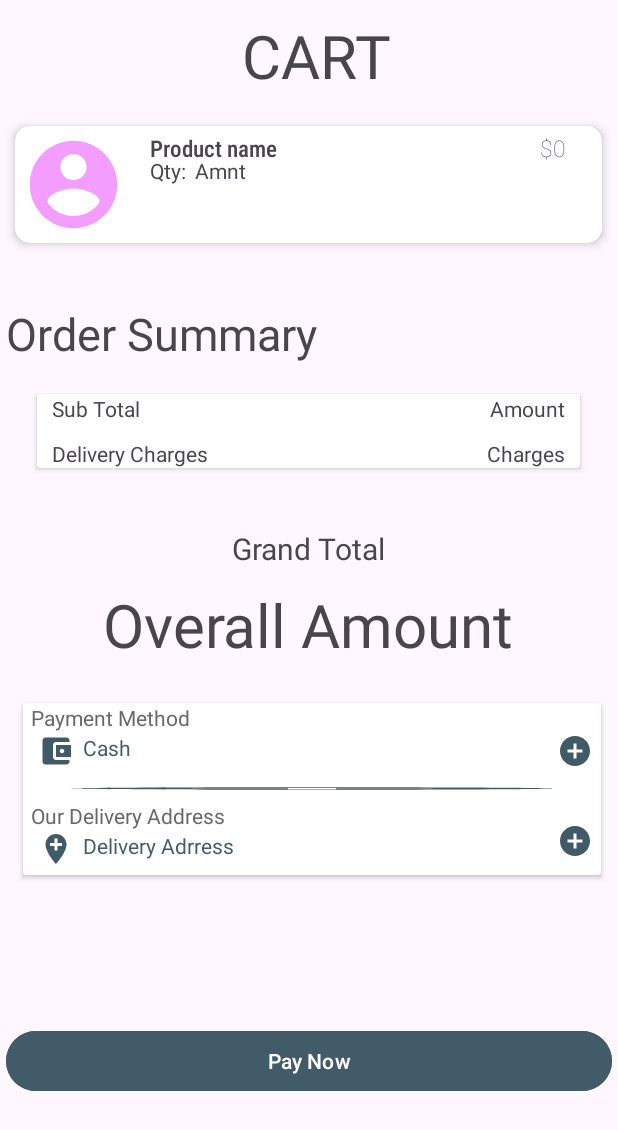
After one commit to ashleyhi0-0/javapos, an Android app: the layout oder_cardview.xml on its own in the app's theme, with its tools: preview values and no code run, on a phone screen of 412 x 824 dp. The commit adds this screen. Shown: the top 1130 px of the screen. Run offline under Robolectric (Android 15) with nearby library versions, the phone set to English and light mode, and no system bars.

Commit message:
Product Model

```diff
--- /dev/null
+++ b/app/src/main/res/drawable/add.xml
@@ -0,0 +1,5 @@
+<vector xmlns:android="http://schemas.android.com/apk/res/android" android:height="24dp" android:tint="#405B67" android:viewportHeight="24" android:viewportWidth="24" android:width="24dp">
+
+    <path android:fillColor="@android:color/white" android:pathData="M12,2C6.48,2 2,6.48 2,12s4.48,10 10,10 10,-4.48 10,-10S17.52,2 12,2zM17,13h-4v4h-2v-4L7,13v-2h4L11,7h2v4h4v2z"/>
+
+</vector>
--- /dev/null
+++ b/app/src/main/res/drawable/baseline_3p_24.xml
@@ -0,0 +1,5 @@
+<vector xmlns:android="http://schemas.android.com/apk/res/android" android:height="24dp" android:tint="#FF5454" android:viewportHeight="24" android:viewportWidth="24" android:width="24dp">
+
+    <path android:fillColor="@android:color/white" android:pathData="M20,2H4.01c-1.1,0 -2,0.9 -2,2L2,22l4,-4h14c1.1,0 2,-0.9 2,-2V4C22,2.9 21.1,2 20,2zM12,6c1.1,0 2,0.9 2,2s-0.9,2 -2,2s-2,-0.9 -2,-2S10.9,6 12,6zM16,14H8v-0.57c0,-0.81 0.48,-1.53 1.22,-1.85C10.07,11.21 11.01,11 12,11c0.99,0 1.93,0.21 2.78,0.58C15.52,11.9 16,12.62 16,13.43V14z"/>
+
+</vector>
--- /dev/null
+++ b/app/src/main/res/drawable/location.xml
@@ -0,0 +1,5 @@
+<vector xmlns:android="http://schemas.android.com/apk/res/android" android:height="24dp" android:tint="#405B67" android:viewportHeight="24" android:viewportWidth="24" android:width="24dp">
+
+    <path android:fillColor="@android:color/white" android:pathData="M12,2C8.14,2 5,5.14 5,9c0,5.25 7,13 7,13s7,-7.75 7,-13c0,-3.86 -3.14,-7 -7,-7zM16,10h-3v3h-2v-3L8,10L8,8h3L11,5h2v3h3v2z"/>
+
+</vector>
--- /dev/null
+++ b/app/src/main/res/drawable/wallet.xml
@@ -0,0 +1,5 @@
+<vector xmlns:android="http://schemas.android.com/apk/res/android" android:height="24dp" android:tint="#405B67" android:viewportHeight="24" android:viewportWidth="24" android:width="24dp">
+
+    <path android:fillColor="@android:color/white" android:pathData="M21,18v1c0,1.1 -0.9,2 -2,2L5,21c-1.11,0 -2,-0.9 -2,-2L3,5c0,-1.1 0.89,-2 2,-2h14c1.1,0 2,0.9 2,2v1h-9c-1.11,0 -2,0.9 -2,2v8c0,1.1 0.89,2 2,2h9zM12,16h10L22,8L12,8v8zM16,13.5c-0.83,0 -1.5,-0.67 -1.5,-1.5s0.67,-1.5 1.5,-1.5 1.5,0.67 1.5,1.5 -0.67,1.5 -1.5,1.5z"/>
+
+</vector>
--- a/app/src/main/res/layout/addtocart_cardview.xml
+++ b/app/src/main/res/layout/addtocart_cardview.xml
@@ -32,14 +32,6 @@
             android:textColor="#49454F"
             android:textSize="25dp" />
 
-        <Button
-            android:id="@+id/back_btn"
-            android:layout_width="wrap_content"
-            android:layout_height="wrap_content"
-            android:layout_marginLeft="10dp"
-            android:layout_marginTop="10dp"
-            android:text="Back" />
-
         <TextView
             android:id="@+id/description"
             android:layout_width="wrap_content"
@@ -73,30 +65,18 @@
         app:layout_constraintHorizontal_bias="0.053"
         app:layout_constraintStart_toStartOf="parent" />
 
-    <TextView
-        android:id="@+id/product_quantity"
-        android:layout_width="150dp"
-        android:layout_height="24dp"
-        android:text="Product Quantity"
-        android:textSize="20dp"
-        app:layout_constraintBottom_toBottomOf="parent"
-        app:layout_constraintEnd_toEndOf="parent"
-        app:layout_constraintHorizontal_bias="0.352"
-        app:layout_constraintStart_toStartOf="parent"
-        app:layout_constraintTop_toTopOf="parent"
-        app:layout_constraintVertical_bias="0.83" />
 
     <TextView
         android:id="@+id/product_price"
         android:layout_width="144dp"
         android:layout_height="25dp"
-        android:layout_marginStart="92dp"
+        android:layout_marginStart="88dp"
         android:text="Product Price"
         android:textSize="20dp"
         app:layout_constraintBottom_toBottomOf="parent"
         app:layout_constraintStart_toStartOf="parent"
         app:layout_constraintTop_toTopOf="parent"
-        app:layout_constraintVertical_bias="0.797" />
+        app:layout_constraintVertical_bias="0.821" />
 
     <TextView
         android:id="@+id/price"
@@ -109,20 +89,7 @@
         app:layout_constraintHorizontal_bias="0.0"
         app:layout_constraintStart_toStartOf="@+id/product_brand"
         app:layout_constraintTop_toBottomOf="@+id/product_brand"
-        app:layout_constraintVertical_bias="0.0" />
-
-    <TextView
-        android:id="@+id/quantity"
-        android:layout_width="84dp"
-        android:layout_height="24dp"
-        android:text="Quantity:"
-        android:textSize="20dp"
-        app:layout_constraintBottom_toBottomOf="parent"
-        app:layout_constraintEnd_toEndOf="parent"
-        app:layout_constraintHorizontal_bias="0.015"
-        app:layout_constraintStart_toStartOf="parent"
-        app:layout_constraintTop_toTopOf="parent"
-        app:layout_constraintVertical_bias="0.83" />
+        app:layout_constraintVertical_bias="0.207" />
 
     <Button
         android:id="@+id/add2cart_btn"
--- /dev/null
+++ b/app/src/main/res/layout/oder_cardview.xml
@@ -0,0 +1,243 @@
+<?xml version="1.0" encoding="utf-8"?>
+<LinearLayout xmlns:android="http://schemas.android.com/apk/res/android"
+    android:layout_width="match_parent"
+    android:layout_height="match_parent"
+    xmlns:app="http://schemas.android.com/apk/res-auto"
+    android:orientation="vertical">
+
+
+    <TextView
+        android:layout_width="wrap_content"
+        android:layout_height="wrap_content"
+        android:text="CART"
+        android:layout_gravity="center"
+        android:padding="10dp"
+        android:textSize="40dp"
+        android:layout_marginLeft="5dp"/>
+
+
+    <androidx.cardview.widget.CardView
+        android:layout_width="391dp"
+        android:layout_height="wrap_content"
+        android:layout_marginLeft="10dp"
+        android:layout_marginTop="10dp"
+        app:cardCornerRadius="10dp"
+        app:cardElevation="4dp">
+
+        <ImageView
+            android:id="@+id/image_order"
+            android:layout_width="70dp"
+            android:layout_height="70dp"
+            android:layout_marginTop="4dp"
+            android:layout_marginLeft="4dp"
+            android:layout_marginBottom="4dp"
+            android:src="@drawable/baseline_account_circle_24"/>
+
+        <TextView
+            android:id="@+id/order_qty"
+            android:layout_width="wrap_content"
+            android:layout_height="wrap_content"
+            android:text="Qty:"
+            android:layout_marginLeft="90sp"
+            android:layout_marginTop="20sp"/>
+
+        <TextView
+            android:id="@+id/amount_qty"
+            android:layout_width="wrap_content"
+            android:layout_height="wrap_content"
+            android:text="Amnt"
+            android:layout_marginLeft="120sp"
+            android:layout_marginTop="20sp"/>
+
+        <TextView
+            android:layout_width="wrap_content"
+            android:layout_height="wrap_content"
+            android:text="Product name"
+            android:layout_marginLeft="90sp"
+            android:layout_marginTop="4dp"
+            android:textSize="15sp"
+            android:fontFamily="sans-serif-condensed-medium"/>
+
+        <TextView
+            android:layout_width="wrap_content"
+            android:layout_height="wrap_content"
+            android:text="$0"
+            android:layout_marginLeft="350sp"
+            android:layout_marginTop="4dp"
+            android:textSize="15sp"
+            android:fontFamily="sans-serif-thin"/>
+
+
+    </androidx.cardview.widget.CardView>
+
+    <TextView
+        android:id="@+id/order_sum"
+        android:layout_width="wrap_content"
+        android:layout_height="wrap_content"
+        android:text="Order Summary"
+        android:layout_marginLeft="4dp"
+        android:layout_marginTop="40dp"
+        android:textSize="30sp"/>
+
+    <androidx.cardview.widget.CardView
+        android:id="@+id/summary_view"
+        android:layout_width="wrap_content"
+        android:layout_height="wrap_content"
+        android:layout_gravity="center"
+        android:layout_marginTop="20dp"
+        android:layout_marginLeft="20dp"
+        android:layout_marginRight="20dp">
+
+        <TextView
+            android:id="@+id/subtotal"
+            android:layout_width="wrap_content"
+            android:layout_height="wrap_content"
+            android:layout_marginLeft="10dp"
+            android:text="Sub Total"/>
+
+        <TextView
+            android:id="@+id/subtotal_amt"
+            android:layout_width="wrap_content"
+            android:layout_height="wrap_content"
+            android:layout_gravity="end"
+            android:layout_marginLeft="300sp"
+            android:layout_marginRight="10sp"
+            android:text="Amount"/>
+
+        <TextView
+            android:layout_width="wrap_content"
+            android:layout_height="wrap_content"
+            android:layout_marginLeft="10dp"
+            android:layout_marginTop="30dp"
+            android:text="Delivery Charges"/>
+
+        <TextView
+            android:id="@+id/charges_amt"
+            android:layout_width="wrap_content"
+            android:layout_height="wrap_content"
+            android:layout_gravity="end"
+            android:layout_marginLeft="300sp"
+            android:layout_marginRight="10sp"
+            android:layout_marginTop="30sp"
+            android:text="Charges"/>
+    </androidx.cardview.widget.CardView>
+    <TextView
+        android:id="@+id/grand_total"
+        android:layout_width="wrap_content"
+        android:layout_height="wrap_content"
+        android:text="Grand Total"
+        android:textSize="20sp"
+        android:layout_marginTop="40sp"
+        android:layout_gravity="center"/>
+    <TextView
+        android:id="@+id/grand_amt"
+        android:layout_width="wrap_content"
+        android:layout_height="wrap_content"
+        android:text="Overall Amount"
+        android:textSize="40sp"
+        android:layout_marginTop="10sp"
+        android:layout_gravity="center"/>
+
+    <androidx.cardview.widget.CardView
+        android:layout_width="385dp"
+        android:layout_height="wrap_content"
+        android:layout_marginLeft="15dp"
+        android:layout_marginTop="25dp">
+
+        <TextView
+            android:id="@+id/payment_method"
+            android:layout_width="wrap_content"
+            android:layout_height="wrap_content"
+            android:layout_marginLeft="5dp"
+            android:text="Payment Method"
+            android:textColor="#686868" />
+
+        <TextView
+            android:id="@+id/pay_selected"
+            android:layout_width="wrap_content"
+            android:layout_height="wrap_content"
+            android:layout_marginLeft="40sp"
+            android:layout_marginTop="20dp"
+            android:text="Cash"
+            android:textColor="#415C68" />
+
+        <ImageView
+            android:id="@+id/wallet"
+            android:layout_width="wrap_content"
+            android:layout_height="wrap_content"
+            android:layout_marginLeft="10dp"
+            android:layout_marginTop="20dp"
+            android:src="@drawable/wallet" />
+
+        <ImageView
+            android:id="@+id/payment_select"
+            android:layout_width="wrap_content"
+            android:layout_height="wrap_content"
+            android:layout_gravity="center"
+            android:layout_marginBottom="25dp"
+            android:layout_marginLeft="175dp"
+            android:src="@drawable/add"/>
+
+    <View
+        android:layout_width="match_parent"
+        android:layout_height="2dp"
+        android:layout_gravity="center"
+        android:layout_marginTop="5dp"
+        android:layout_marginBottom="5dp"
+        android:background="@drawable/add" />
+
+
+        <TextView
+            android:id="@+id/delivery_adr"
+            android:layout_width="wrap_content"
+            android:layout_height="wrap_content"
+            android:layout_marginLeft="5dp"
+            android:layout_marginTop="65dp"
+            android:text="Our Delivery Address"
+            android:textColor="#686868" />
+
+        <ImageView
+            android:id="@+id/address"
+            android:layout_width="wrap_content"
+            android:layout_height="wrap_content"
+            android:layout_marginTop="85dp"
+            android:layout_marginLeft="10dp"
+            android:layout_marginBottom="5dp"
+            android:src="@drawable/location" />
+
+        <TextView
+            android:id="@+id/selected_adrrs"
+            android:layout_width="wrap_content"
+            android:layout_height="wrap_content"
+            android:layout_marginLeft="40sp"
+            android:layout_marginTop="85dp"
+            android:text="Delivery Adrress"
+            android:textColor="#415C68" />
+
+        <ImageView
+            android:id="@+id/address_slct"
+            android:layout_width="wrap_content"
+            android:layout_height="wrap_content"
+            android:layout_gravity="center"
+            android:layout_marginTop="60dp"
+            android:layout_marginBottom="25dp"
+            android:layout_marginLeft="175dp"
+            android:src="@drawable/add"/>
+
+
+
+    </androidx.cardview.widget.CardView>
+    <Button
+        android:id="@+id/pay_btn"
+        android:layout_width="match_parent"
+        android:layout_height="wrap_content"
+        android:text="Pay Now"
+        android:layout_marginTop="100dp"
+        android:layout_marginRight="4dp"
+        android:layout_marginLeft="4dp"
+        android:layout_gravity="bottom"
+        android:backgroundTint="#415C68"/>
+
+
+
+</LinearLayout>
--- /dev/null
+++ b/app/src/main/res/layout/order_activity.xml
@@ -0,0 +1,20 @@
+<?xml version="1.0" encoding="utf-8"?>
+<androidx.constraintlayout.widget.ConstraintLayout xmlns:android="http://schemas.android.com/apk/res/android"
+    xmlns:app="http://schemas.android.com/apk/res-auto"
+    xmlns:tools="http://schemas.android.com/tools"
+    android:layout_width="match_parent"
+    android:layout_height="match_parent">
+
+    <androidx.recyclerview.widget.RecyclerView
+        android:id="@+id/order_activity"
+        android:layout_width="match_parent"
+        android:layout_height="wrap_content"
+        android:layout_marginLeft="10dp"
+        android:layout_marginRight="10dp"
+        app:layout_constraintBottom_toBottomOf="parent"
+        app:layout_constraintEnd_toEndOf="parent"
+        app:layout_constraintHorizontal_bias="0.473"
+        app:layout_constraintStart_toStartOf="parent"
+        app:layout_constraintTop_toTopOf="parent"
+        app:layout_constraintVertical_bias="0.202" />
+</androidx.constraintlayout.widget.ConstraintLayout>
--- a/app/src/main/res/layout/product_activity.xml
+++ b/app/src/main/res/layout/product_activity.xml
@@ -1,7 +1,8 @@
 <?xml version="1.0" encoding="utf-8"?>
 <androidx.constraintlayout.widget.ConstraintLayout xmlns:android="http://schemas.android.com/apk/res/android"
     android:layout_width="match_parent"
-    android:layout_height="match_parent">
+    android:layout_height="match_parent"
+    android:background="#2196F3">
 
     <androidx.recyclerview.widget.RecyclerView
         android:id="@+id/productRV"
--- a/app/src/main/res/layout/product_model.xml
+++ b/app/src/main/res/layout/product_model.xml
@@ -2,8 +2,7 @@
 <androidx.constraintlayout.widget.ConstraintLayout xmlns:android="http://schemas.android.com/apk/res/android"
     xmlns:app="http://schemas.android.com/apk/res-auto"
     android:layout_width="match_parent"
-    android:layout_height="200dp"
-    android:background="#2196F3">
+    android:layout_height="200dp">
 
 
     <androidx.cardview.widget.CardView
```
